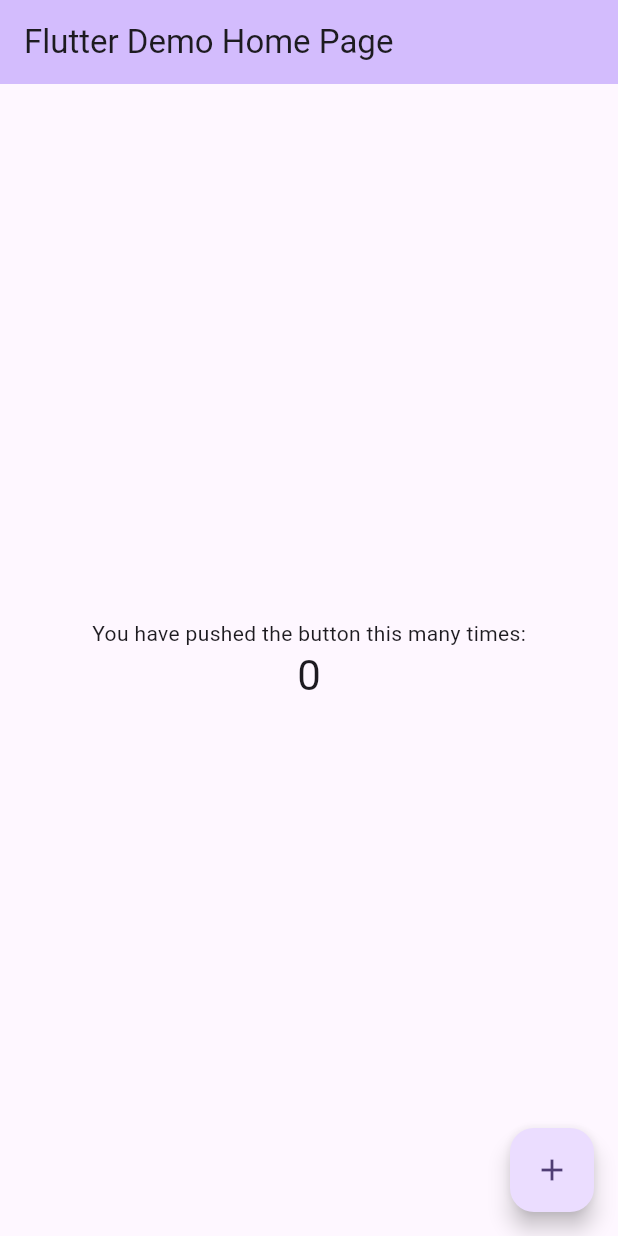
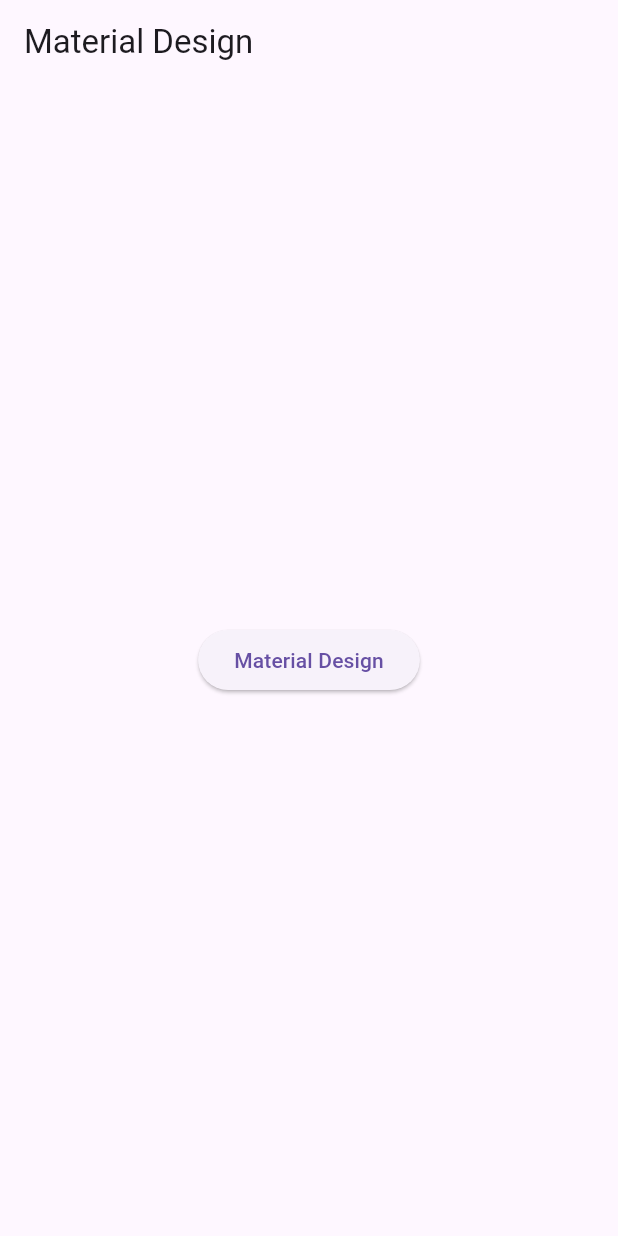
Before and after one commit to alexregiani/multiplatform, a Flutter app: the screen it shows after launch, on a phone screen of 412 x 824 dp. Run offline on Flutter 3.47's test engine with Material 3 defaults, Android fonts, the phone set to English and light mode, and no system bars.

Commit message:
created ios and android homepages

```diff
--- /dev/null
+++ b/lib/home_page_android.dart
@@ -0,0 +1,22 @@
+import 'package:flutter/material.dart';
+
+class HomePageAndroid extends StatelessWidget {
+  const HomePageAndroid({super.key});
+
+  @override
+  Widget build(BuildContext context) {
+    return Scaffold(
+      appBar: AppBar(
+        title: const Text('Material Design'),
+      ),
+      body: Column(mainAxisAlignment: MainAxisAlignment.center,children: [
+        Center(
+          child: ElevatedButton(
+            onPressed: () {},
+            child: const Text('Material Design'),
+          ),
+        ),
+      ]),
+    );
+  }
+}
--- a/lib/main.dart
+++ b/lib/main.dart
@@ -1,4 +1,7 @@
+import 'package:flutter/cupertino.dart';
 import 'package:flutter/material.dart';
+import 'package:multiplatform/home_page_android.dart';
+import 'package:multiplatform/home_page_ios.dart';
 
 void main() {
   runApp(const MyApp());
@@ -7,119 +10,8 @@
 class MyApp extends StatelessWidget {
   const MyApp({super.key});
 
-  // This widget is the root of your application.
   @override
   Widget build(BuildContext context) {
-    return MaterialApp(
-      title: 'Flutter Demo',
-      theme: ThemeData(
-        // This is the theme of your application.
-        //
-        // TRY THIS: Try running your application with "flutter run". You'll see
-        // the application has a purple toolbar. Then, without quitting the app,
-        // try changing the seedColor in the colorScheme below to Colors.green
-        // and then invoke "hot reload" (save your changes or press the "hot
-        // reload" button in a Flutter-supported IDE, or press "r" if you used
-        // the command line to start the app).
-        //
-        // Notice that the counter didn't reset back to zero; the application
-        // state is not lost during the reload. To reset the state, use hot
-        // restart instead.
-        //
-        // This works for code too, not just values: Most code changes can be
-        // tested with just a hot reload.
-        colorScheme: ColorScheme.fromSeed(seedColor: Colors.deepPurple),
-        useMaterial3: true,
-      ),
-      home: const MyHomePage(title: 'Flutter Demo Home Page'),
-    );
+    return const MaterialApp(home: HomePageAndroid(),);
   }
 }
-
-class MyHomePage extends StatefulWidget {
-  const MyHomePage({super.key, required this.title});
-
-  // This widget is the home page of your application. It is stateful, meaning
-  // that it has a State object (defined below) that contains fields that affect
-  // how it looks.
-
-  // This class is the configuration for the state. It holds the values (in this
-  // case the title) provided by the parent (in this case the App widget) and
-  // used by the build method of the State. Fields in a Widget subclass are
-  // always marked "final".
-
-  final String title;
-
-  @override
-  State<MyHomePage> createState() => _MyHomePageState();
-}
-
-class _MyHomePageState extends State<MyHomePage> {
-  int _counter = 0;
-
-  void _incrementCounter() {
-    setState(() {
-      // This call to setState tells the Flutter framework that something has
-      // changed in this State, which causes it to rerun the build method below
-      // so that the display can reflect the updated values. If we changed
-      // _counter without calling setState(), then the build method would not be
-      // called again, and so nothing would appear to happen.
-      _counter++;
-    });
-  }
-
-  @override
-  Widget build(BuildContext context) {
-    // This method is rerun every time setState is called, for instance as done
-    // by the _incrementCounter method above.
-    //
-    // The Flutter framework has been optimized to make rerunning build methods
-    // fast, so that you can just rebuild anything that needs updating rather
-    // than having to individually change instances of widgets.
-    return Scaffold(
-      appBar: AppBar(
-        // TRY THIS: Try changing the color here to a specific color (to
-        // Colors.amber, perhaps?) and trigger a hot reload to see the AppBar
-        // change color while the other colors stay the same.
-        backgroundColor: Theme.of(context).colorScheme.inversePrimary,
-        // Here we take the value from the MyHomePage object that was created by
-        // the App.build method, and use it to set our appbar title.
-        title: Text(widget.title),
-      ),
-      body: Center(
-        // Center is a layout widget. It takes a single child and positions it
-        // in the middle of the parent.
-        child: Column(
-          // Column is also a layout widget. It takes a list of children and
-          // arranges them vertically. By default, it sizes itself to fit its
-          // children horizontally, and tries to be as tall as its parent.
-          //
-          // Column has various properties to control how it sizes itself and
-          // how it positions its children. Here we use mainAxisAlignment to
-          // center the children vertically; the main axis here is the vertical
-          // axis because Columns are vertical (the cross axis would be
-          // horizontal).
-          //
-          // TRY THIS: Invoke "debug painting" (choose the "Toggle Debug Paint"
-          // action in the IDE, or press "p" in the console), to see the
-          // wireframe for each widget.
-          mainAxisAlignment: MainAxisAlignment.center,
-          children: <Widget>[
-            const Text(
-              'You have pushed the button this many times:',
-            ),
-            Text(
-              '$_counter',
-              style: Theme.of(context).textTheme.headlineMedium,
-            ),
-          ],
-        ),
-      ),
-      floatingActionButton: FloatingActionButton(
-        onPressed: _incrementCounter,
-        tooltip: 'Increment',
-        child: const Icon(Icons.add),
-      ), // This trailing comma makes auto-formatting nicer for build methods.
-    );
-  }
-}
```
Also changed, not shown: lib/home_page_ios.dart (added, +24 -0 lines).
